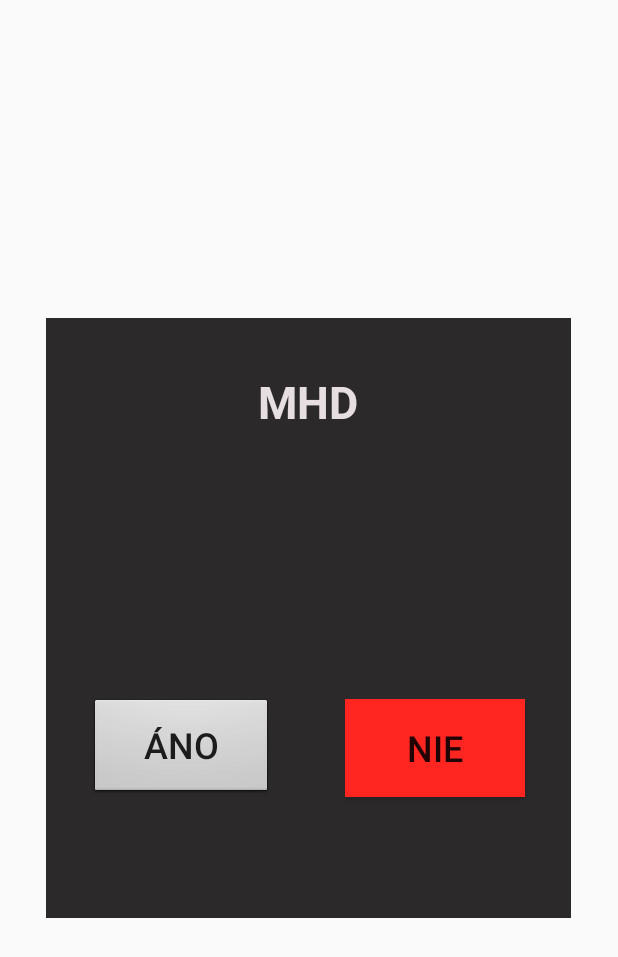
After one commit to wittnerik/EvidenciaMHDapp, an Android app: the layout pop_up.xml on its own in the app's theme, with its tools: preview values and no code run, on a phone screen of 412 x 824 dp. The commit adds this screen. Shown: the top 957 px of the screen. Run offline under Robolectric (Android 15) with nearby library versions, the phone set to English and light mode, and no system bars.

Commit message:
ocr neukaze popup

```diff
--- a/app/src/main/AndroidManifest.xml
+++ b/app/src/main/AndroidManifest.xml
@@ -3,6 +3,7 @@
     package="com.example.evidenciamhd">
 
     <uses-permission android:name="android.permission.CAMERA" />
+
     <application
         android:allowBackup="true"
         android:icon="@drawable/logo"
@@ -10,7 +11,8 @@
         android:roundIcon="@mipmap/ic_launcher_round"
         android:supportsRtl="true"
         android:theme="@style/AppTheme">
-        <activity android:name=".MainActivity"
+        <activity
+            android:name=".MainActivity"
             android:theme="@style/Theme.AppCompat.Light.NoActionBar">
             <intent-filter>
                 <action android:name="android.intent.action.MAIN" />
@@ -33,7 +35,6 @@
                 <action android:name="android.intent.action.MAIN" />
             </intent-filter>
         </activity>
-
         <activity android:name=".OCR">
             <intent-filter>
                 <action android:name="android.intent.action.MAIN" />
--- /dev/null
+++ b/app/src/main/res/layout/pop_up.xml
@@ -0,0 +1,74 @@
+<?xml version="1.0" encoding="utf-8"?>
+<LinearLayout xmlns:android="http://schemas.android.com/apk/res/android"
+    android:layout_width="350dp"
+    android:layout_height="400dp"
+    android:layout_gravity="center"
+    android:background="@color/colorPrimaryDark"
+    android:orientation="vertical"
+    android:padding="5dp">
+
+
+    <TextView
+        android:layout_width="wrap_content"
+        android:layout_height="wrap_content"
+        android:layout_gravity="center"
+        android:layout_marginTop="30dp"
+        android:text="MHD"
+        android:textColor="@color/colorAccent"
+        android:textSize="30dp"
+        android:textStyle="bold" />
+
+    <TextView
+        android:id="@+id/txtResultDrawable"
+        android:layout_width="120dp"
+        android:layout_height="wrap_content"
+        android:layout_gravity="center"
+        android:layout_marginTop="60dp"
+        android:textColor="@color/colorAccent"
+        android:textSize="30dp"
+        android:textStyle="bold" />
+
+    <LinearLayout
+        android:layout_marginTop="60dp"
+        android:orientation="horizontal"
+        android:layout_width="match_parent"
+        android:layout_height="wrap_content">
+        <LinearLayout
+            android:gravity="center"
+            android:orientation="vertical"
+            android:layout_weight="1"
+            android:layout_width="0dp"
+            android:layout_height="100dp">
+
+            <Button
+                android:id="@+id/anoButton"
+                android:layout_width="120dp"
+                android:layout_height="65dp"
+                android:text="@string/ano"
+                android:textSize="24sp"
+                android:backgroundTint="@android:color/white"
+                android:backgroundTintMode="multiply"
+                android:background="@android:drawable/btn_default_small"/>
+
+
+        </LinearLayout>
+        <LinearLayout
+            android:gravity="center"
+            android:orientation="vertical"
+            android:layout_weight="1"
+            android:layout_width="0dp"
+            android:layout_height="100dp">
+
+            <Button
+                android:id="@+id/nieButton"
+                android:layout_width="120dp"
+                android:layout_height="65dp"
+                android:background="@color/colorPrimary"
+                android:text="@string/nie"
+                android:backgroundTintMode="multiply"
+                android:textSize="24sp" />
+        </LinearLayout>
+    </LinearLayout>
+
+
+</LinearLayout>
--- a/app/src/main/res/values/colors.xml
+++ b/app/src/main/res/values/colors.xml
@@ -1,6 +1,7 @@
 <?xml version="1.0" encoding="utf-8"?>
 <resources>
     <color name="colorPrimary">#ff2521</color>
-    <color name="colorPrimaryDark">#ba0900</color>
-    <color name="colorAccent">#D81B60</color>
+    <color name="colorPrimaryDark">#2B2929</color>
+    <color name="colorAccent">#E6DEE0</color>
+    <color name="green">#41DA14</color>
 </resources>
--- a/app/src/main/res/values/strings.xml
+++ b/app/src/main/res/values/strings.xml
@@ -2,4 +2,6 @@
     <string name="app_name">Evidencia MHD</string>
     <string name="src">R.drawable.t</string>
     <string name="take_photo">Odfotiť</string>
+    <string name="ano">Áno</string>
+    <string name="nie">Nie</string>
 </resources>
--- a/build.gradle
+++ b/build.gradle
@@ -7,7 +7,7 @@ buildscript {
 
     }
     dependencies {
-        classpath 'com.android.tools.build:gradle:3.4.0'
+        classpath 'com.android.tools.build:gradle:3.4.1'
         classpath 'com.google.gms:google-services:4.2.0'
 
         // NOTE: Do not place your application dependencies here; they belong
```
Also changed, not shown: app/src/main/java/com/example/evidenciamhd/OCR.java (+80 -24 lines), app/src/main/res/layout/ocr.xml (+5 -4 lines).
